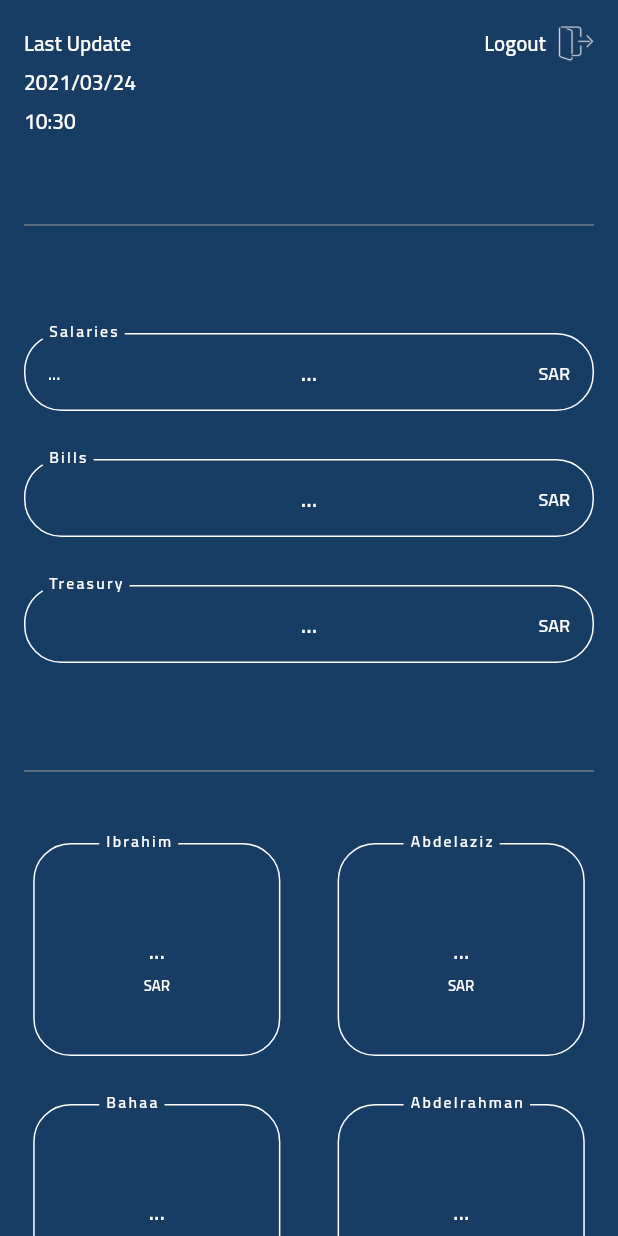
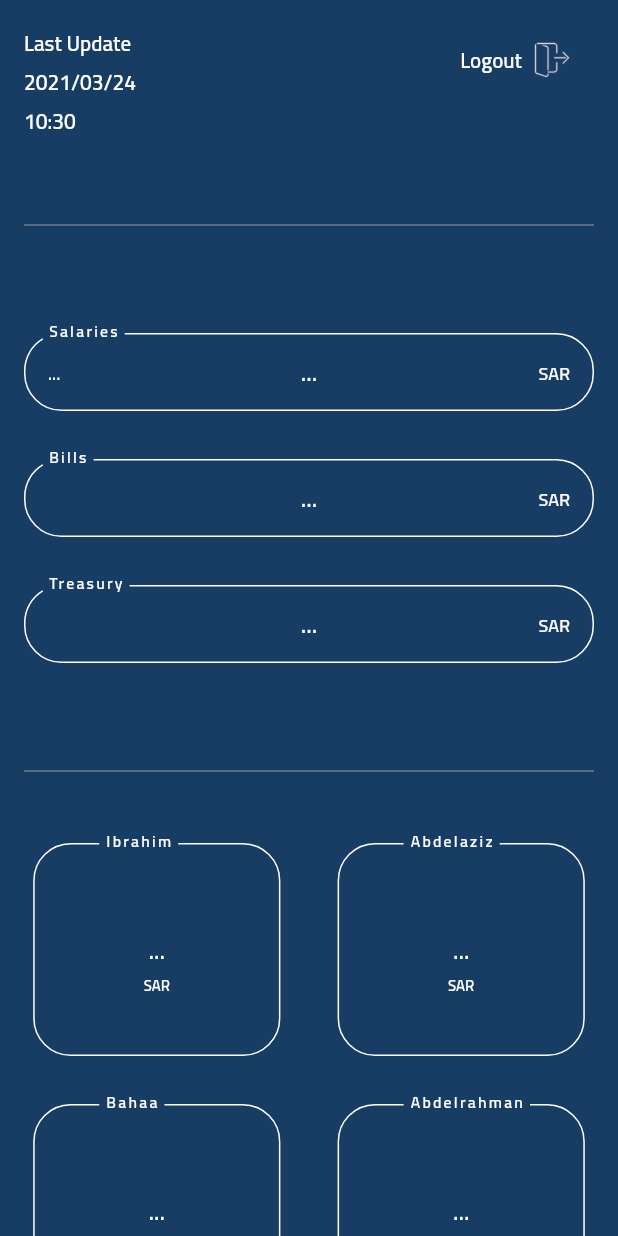
Before and after one commit to MAbolmaaty/ForceTouchesCoffers, a Flutter app: the screen it shows after launch, on a phone screen of 412 x 824 dp. Run offline on Flutter 3.47's test engine with Material 2 defaults, Android fonts, the phone set to English and light mode, and no system bars; our stand-ins replace shared_preferences; generated files the repository leaves out were written again; network calls fail.

Commit message:
logout button

```diff
--- a/lib/src/screens/main_screen.dart
+++ b/lib/src/screens/main_screen.dart
@@ -85,30 +85,20 @@ class MainScreen extends StatelessWidget {
                                         fontFamily: 'Cairo'),
                                   ),
                                 ]),
-                            GestureDetector(
-                              onTap: () {
+                            ElevatedButton(
+                              onPressed: () {
                                 coffersApi.loggingOut();
                                 UserPreferences().removeUser().then((value) =>
                                     Navigator.of(context).pushAndRemoveUntil(
                                         LoginScreen.route(), (route) => false));
                               },
+                              style: ElevatedButton.styleFrom(
+                                primary: AppTheme.kPrimaryColor,
+                                elevation: 0.0,
+                              ),
                               child: Row(
                                 crossAxisAlignment: CrossAxisAlignment.center,
                                 children: [
-                                  Visibility(
-                                    visible: coffersApi.logout,
-                                    child: SizedBox(
-                                      height: 20,
-                                      width: 20,
-                                      child: CircularProgressIndicator(
-                                          backgroundColor:
-                                              AppTheme.kPrimaryColor,
-                                          strokeWidth: 2,
-                                          valueColor:
-                                              new AlwaysStoppedAnimation<Color>(
-                                                  Colors.white)),
-                                    ),
-                                  ),
                                   SizedBox(
                                     width: 8.0,
                                   ),
```
Also changed, not shown: lib/app_theme.dart (+1 -23 lines).
